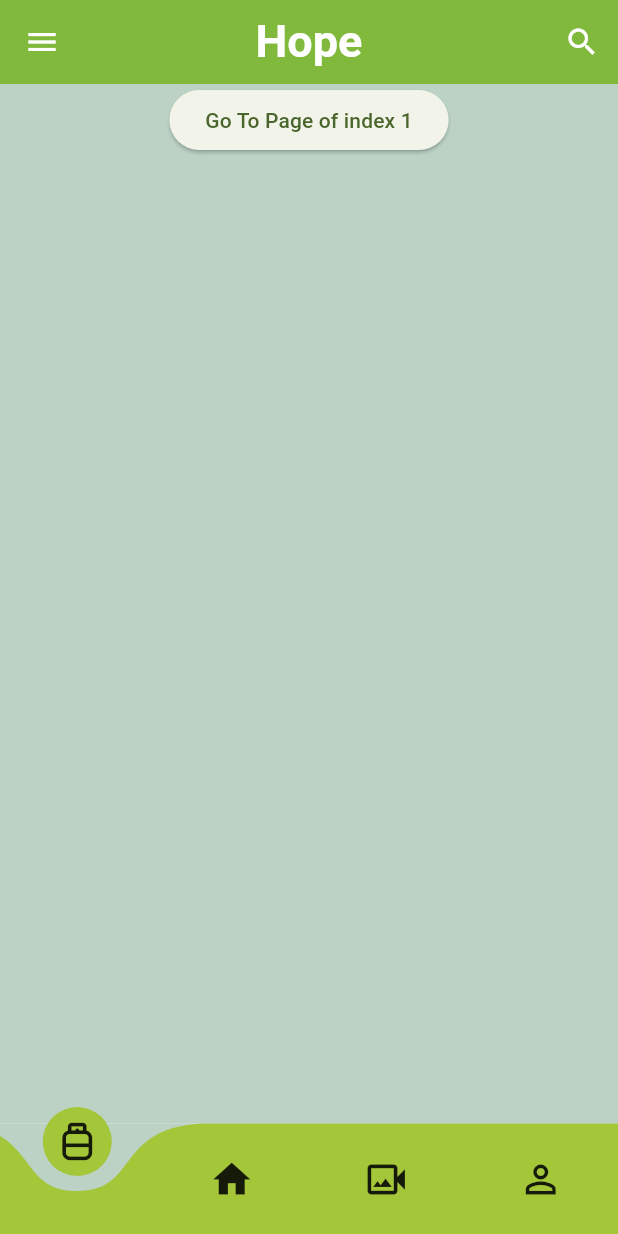
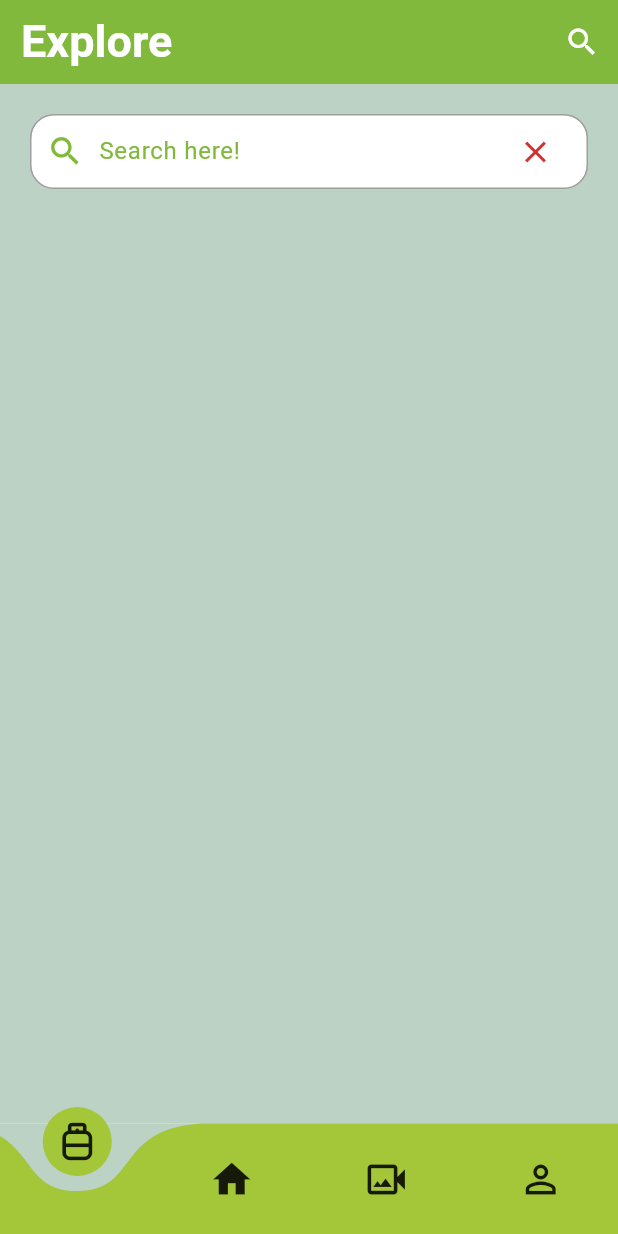
Before and after one commit to htoohtetwin4/hope, a Flutter app: the HomeScreen screen opened directly, on a phone screen of 412 x 824 dp. Run offline on Flutter 3.47's test engine with Material 3 defaults, Android fonts, the phone set to English and light mode, and no system bars; drawn by our look-alikes of curved_navigation_bar.

Commit message:
added search box in home screen

```diff
--- a/lib/home/home_screen.dart
+++ b/lib/home/home_screen.dart
@@ -2,62 +2,41 @@ import 'package:flutter/material.dart';
 import 'package:hope_app/constants.dart';
 import 'package:curved_navigation_bar/curved_navigation_bar.dart';
 
-class HomeScreen extends StatefulWidget {
+class HomeScreen extends StatelessWidget {
   const HomeScreen({Key? key}) : super(key: key);
 
   @override
-  _HomeScreenState createState() => _HomeScreenState();
-}
+  Widget build(BuildContext context) {
+    var size = MediaQuery.of(context).size;
 
-class _HomeScreenState extends State<HomeScreen> {
-  // int _page = 0;
-  // GlobalKey<CurvedNavigationBarState> _bottomNavigationKey = GlobalKey();
-  @override
-  Widget build(BuildContext context) {
     return Scaffold(
-        // appBar: AppBar(
-        //   flexibleSpace: Container(
-        //     decoration: BoxDecoration(
-        //       gradient: LinearGradient(
-        //         colors: [hBaseColorOne, hBaseColorTwo, hBaseColorThree],
-        //         stops: [0, 0.5, 1],
-        //         begin: Alignment.topLeft,
-        //         end: Alignment.bottomRight,
-        //       ),
-        //     ),
-        //   ),
-        //   title: Text(
-        //     "Hope",
-        //     style: TextStyle(color: Colors.white, fontWeight: fw_6, fontSize: 30),
-        //   ),
-        // ),
       appBar: AppBar(
-          title: Text(
-            "Hope",
-            style:
-                TextStyle(color: Colors.white, fontWeight: fw_6, fontSize: 30),
+        titleSpacing: 0,
+        title: Padding(
+          padding: EdgeInsets.only(left: 14.0),
+          child: Text(
+            "Explore",
+            style: TextStyle(
+              color: Colors.white,
+              fontWeight: fw_6,
+              fontSize: 30,
             ),
-          centerTitle: true,
+          ),
+        ),
+        automaticallyImplyLeading: false,
         backgroundColor: hBaseColorThree,
-          leading: Icon(
-            Icons.menu,
-            color: Colors.white,
-          ),
         actions: [
           IconButton(
             onPressed: () => {},
             icon: Icon(
               Icons.search,
               color: Colors.white,
-                )),
-            // IconButton(onPressed: () => {}, icon: Icon(Icons.more_vert)),
+            ),
+          ),
         ],
       ),
-        bottomNavigationBar: Container(
-          width: MediaQuery.of(context).size.width,
-          child: CurvedNavigationBar(
+      bottomNavigationBar: CurvedNavigationBar(
         backgroundColor: hBaseColorOne,
-            // key: _bottomNavigationKey,
         color: hBaseColorTwo,
         items: <Widget>[
           Icon(Icons.propane_tank_outlined, size: 30),
@@ -66,44 +45,65 @@ class _HomeScreenState extends State<HomeScreen> {
           Icon(Icons.person_outline_outlined, size: 30),
         ],
         onTap: (index) {
-              // setState(
-              //   () {
-              //     _page = index;
-              //   },
-              // );
+          // Handle navigation
         },
-          ),
       ),
       body: Container(
         color: hBaseColorOne,
         child: Center(
           child: Column(
+            // mainAxisAlignment: MainAxisAlignment.center,
             children: <Widget>[
-                // Text(_page.toString(), textScaleFactor: 10.0),
-                ElevatedButton(
-                  child: Text('Go To Page of index 1'),
-                  onPressed: () {
-                    //Page change using state does the same as clicking index 1 navigation button
-                    // final CurvedNavigationBarState? navBarState =
-                    // _bottomNavigationKey.currentState;
-                    // navBarState?.setPage(1);
+              //Search Bar
+              SizedBox(
+                height: 20,
+              ),
+              Padding(
+                padding: const EdgeInsets.symmetric(horizontal: 20),
+                child: Container(
+                  // height: 50,
+                  width: size.width,
+                  decoration: BoxDecoration(
+                      color: Colors.white,
+                      borderRadius: BorderRadius.circular(16),
+                      border: Border.all(color: Colors.grey)),
+                  child: Row(
+                    children: [
+                      SizedBox(width: 10),
+                      Icon(
+                        Icons.search,
+                        size: 25,
+                        color: hBaseColorThree,
+                      ),
+                      SizedBox(width: 10),
+                      Expanded(
+                        child: TextField(
+                          decoration: InputDecoration(
+                            hintText: "Search here!",
+                            border: InputBorder.none,
+                            hintStyle: TextStyle(color: hBaseColorThree),
+                          ),
+                          onSubmitted: (value) {
+                            print("Search query: $value");
                           },
+                        ),
+                      ),
+                      IconButton(
+                        onPressed: () {},
+                        icon: Icon(
+                          Icons.clear,
+                          color: Colors.red[700],
+                        ),
+                      ),
+                      SizedBox(width: 10),
+                    ],
+                  ),
+                ),
               )
             ],
           ),
         ),
-        )
-
-        // body: SingleChildScrollView(
-        //   child: Column(
-        //     children: [
-        //       // Your content here
-        //       Container(
-        //         color: Colors.red,
-        //       )
-        //     ],
-        //   ),
-        // ),
+      ),
     );
   }
 }
```
Lines whose indentation alone changed are shown as unchanged.
